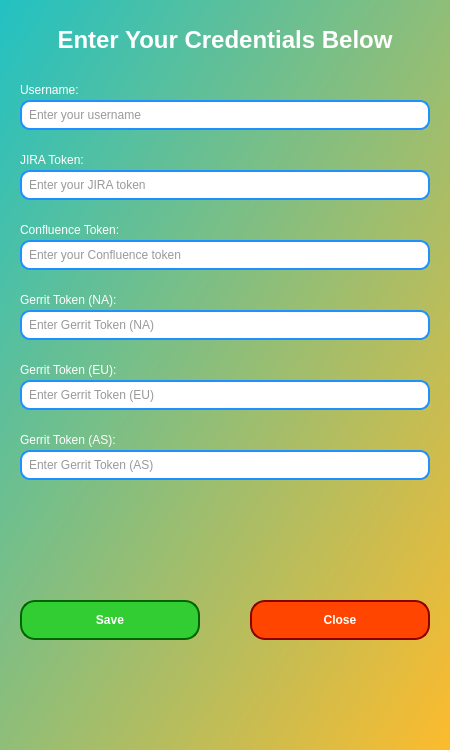
Old version of the form settings.ui in the repository nakkasoft/das-worklog.
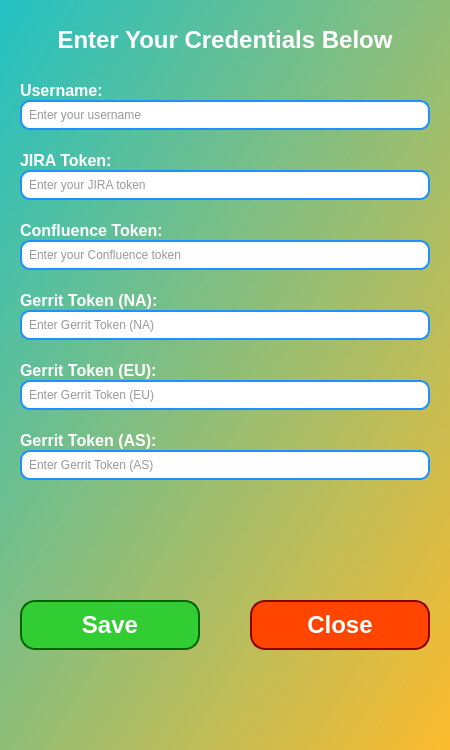
New version of the form.

Patch:
```diff
--- a/settings.ui
+++ b/settings.ui
@@ -73,6 +73,14 @@
       <height>20</height>
      </rect>
     </property>
+    <property name="font">
+     <font>
+      <family>Arial</family>
+      <pointsize>12</pointsize>
+      <weight>75</weight>
+      <bold>true</bold>
+     </font>
+    </property>
     <property name="styleSheet">
      <string notr="true">color: white;</string>
     </property>
@@ -116,6 +124,14 @@
       <height>20</height>
      </rect>
     </property>
+    <property name="font">
+     <font>
+      <family>Arial</family>
+      <pointsize>12</pointsize>
+      <weight>75</weight>
+      <bold>true</bold>
+     </font>
+    </property>
     <property name="styleSheet">
      <string notr="true">color: white;</string>
     </property>
@@ -159,6 +175,14 @@
       <height>20</height>
      </rect>
     </property>
+    <property name="font">
+     <font>
+      <family>Arial</family>
+      <pointsize>12</pointsize>
+      <weight>75</weight>
+      <bold>true</bold>
+     </font>
+    </property>
     <property name="styleSheet">
      <string notr="true">color: white;</string>
     </property>
@@ -202,6 +226,14 @@
       <height>20</height>
      </rect>
     </property>
+    <property name="font">
+     <font>
+      <family>Arial</family>
+      <pointsize>12</pointsize>
+      <weight>75</weight>
+      <bold>true</bold>
+     </font>
+    </property>
     <property name="styleSheet">
      <string notr="true">color: white;</string>
     </property>
@@ -245,6 +277,14 @@
       <height>20</height>
      </rect>
     </property>
+    <property name="font">
+     <font>
+      <family>Arial</family>
+      <pointsize>12</pointsize>
+      <weight>75</weight>
+      <bold>true</bold>
+     </font>
+    </property>
     <property name="styleSheet">
      <string notr="true">color: white;</string>
     </property>
@@ -288,6 +328,14 @@
       <height>20</height>
      </rect>
     </property>
+    <property name="font">
+     <font>
+      <family>Arial</family>
+      <pointsize>12</pointsize>
+      <weight>75</weight>
+      <bold>true</bold>
+     </font>
+    </property>
     <property name="styleSheet">
      <string notr="true">color: white;</string>
     </property>
@@ -328,9 +376,17 @@
       <x>20</x>
       <y>600</y>
       <width>180</width>
-      <height>40</height>
+      <height>50</height>
      </rect>
     </property>
+    <property name="font">
+     <font>
+      <family>Arial</family>
+      <pointsize>18</pointsize>
+      <weight>75</weight>
+      <bold>true</bold>
+     </font>
+    </property>
     <property name="styleSheet">
      <string notr="true">
        QPushButton {
@@ -360,9 +416,17 @@
       <x>250</x>
       <y>600</y>
       <width>180</width>
-      <height>40</height>
+      <height>50</height>
      </rect>
     </property>
+    <property name="font">
+     <font>
+      <family>Arial</family>
+      <pointsize>18</pointsize>
+      <weight>75</weight>
+      <bold>true</bold>
+     </font>
+    </property>
     <property name="styleSheet">
      <string notr="true">
        QPushButton {
```
